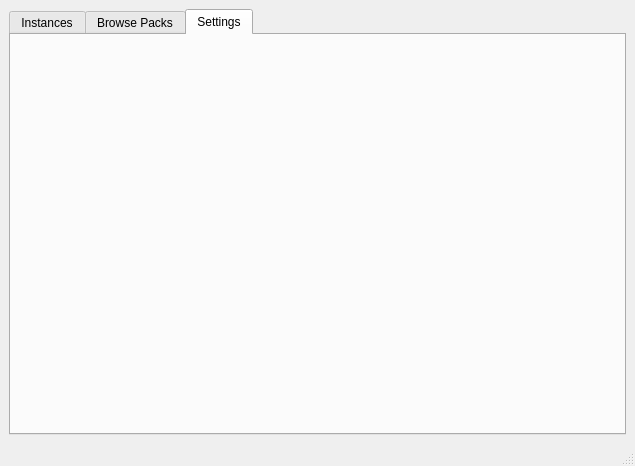
This is UI/MainWindow.ui in OpenMineMods/OpenMineMods as Qt 5 draws it before an edit. The edited form follows.
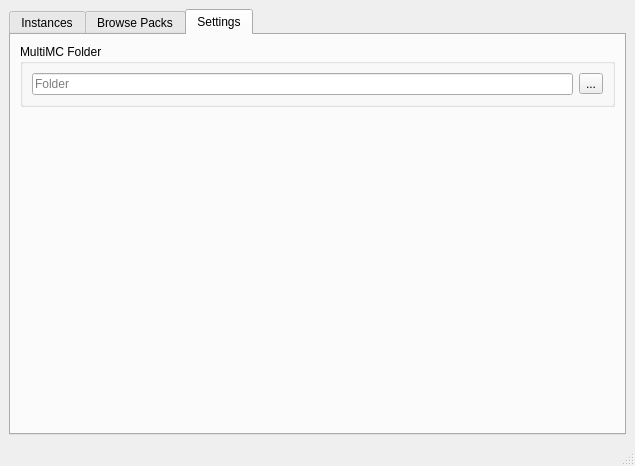
This is the edited form. The open tabs and pages were chosen to show the change. Icons and pictures are not drawn.

Patch:
```diff
--- a/UI/MainWindow.ui
+++ b/UI/MainWindow.ui
@@ -69,6 +69,43 @@
        <attribute name="title">
         <string>Settings</string>
        </attribute>
+       <layout class="QVBoxLayout" name="verticalLayout_3">
+        <item alignment="Qt::AlignTop">
+         <widget class="QGroupBox" name="mmc_group">
+          <property name="title">
+           <string>MultiMC Folder</string>
+          </property>
+          <layout class="QHBoxLayout" name="horizontalLayout">
+           <item>
+            <widget class="QLineEdit" name="mmc_folder">
+             <property name="toolTip">
+              <string/>
+             </property>
+             <property name="readOnly">
+              <bool>true</bool>
+             </property>
+             <property name="placeholderText">
+              <string>Folder</string>
+             </property>
+            </widget>
+           </item>
+           <item>
+            <widget class="QToolButton" name="mmc_edit">
+             <property name="toolTip">
+              <string/>
+             </property>
+             <property name="text">
+              <string>...</string>
+             </property>
+             <property name="icon">
+              <iconset theme="edit"/>
+             </property>
+            </widget>
+           </item>
+          </layout>
+         </widget>
+        </item>
+       </layout>
       </widget>
      </widget>
     </item>
```
